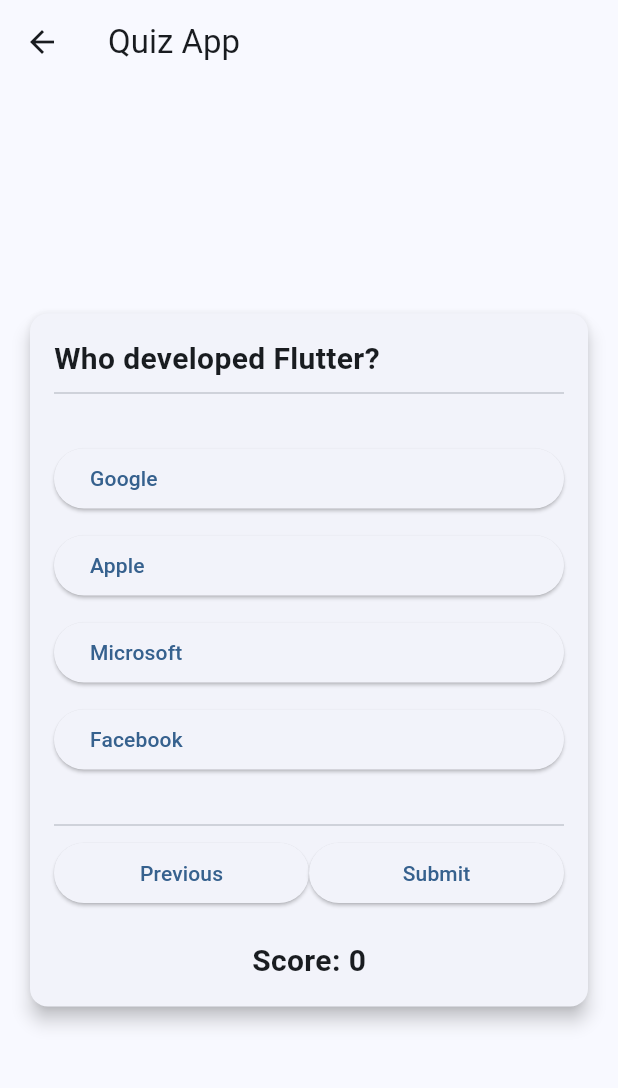
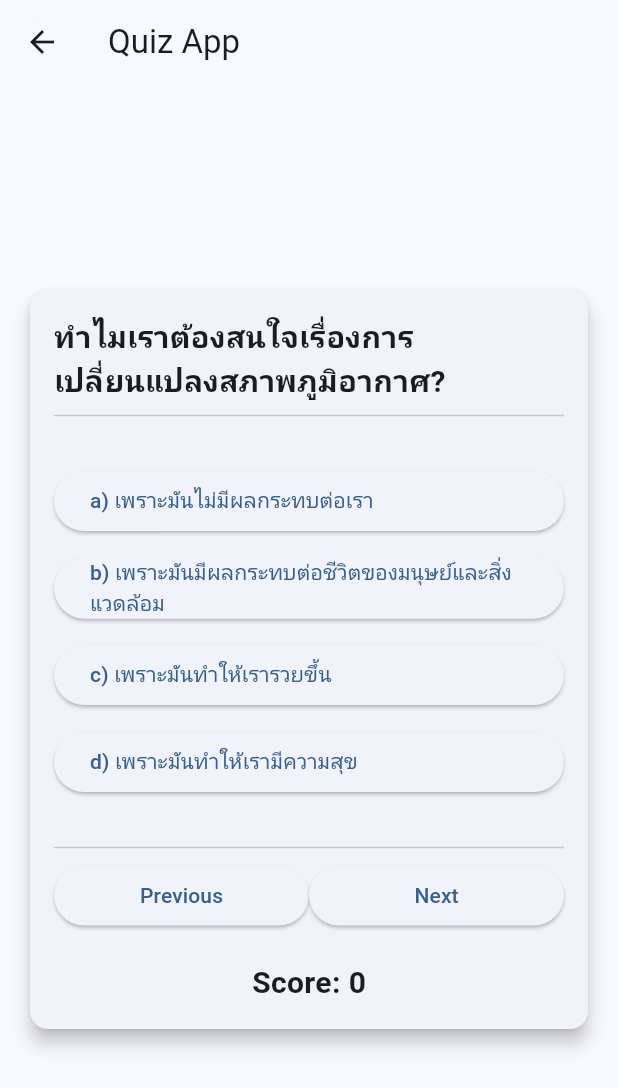
Before and after one commit to HugeKC01/flutter_studyclimatechange, a Flutter app: the PostTestScreen screen opened directly, after a tap on "Next", on a phone screen of 412 x 824 dp. Shown: the top 1088 px of the screen. Run offline on Flutter 3.47's test engine with Material 3 defaults, Android fonts, the phone set to English and light mode, and no system bars.

Commit message:
edit posttest

```diff
--- a/lib/main.dart
+++ b/lib/main.dart
@@ -110,7 +110,6 @@
   @override
   Widget build(BuildContext context) {
     return Scaffold(
-<<<<<<< HEAD
       appBar: AppBar(
         backgroundColor: Theme.of(context).colorScheme.inversePrimary,
         title: Text(widget.title),
@@ -167,12 +166,6 @@
           ],
         ),
       ),
-=======
-
-      appBar: buildAppBar(widget.title, context),
-      drawer: buildDrawer(context),
-
->>>>>>> origin/50
       body: Center(
         child: Column(
           mainAxisAlignment: MainAxisAlignment.spaceEvenly,
--- a/lib/posttest.dart
+++ b/lib/posttest.dart
@@ -15,15 +15,63 @@
 
   final List<Map<String, Object>> questions = [
     {
-      'questionText': 'What is Flutter?',
-      'answers': ['A framework', 'A bird', 'A car', 'A programming language'],
-      'correctAnswer': 'A framework',
+      'questionText': 'การเปลี่ยนแปลงสภาพภูมิอากาศมีผลกระทบโดยตรงต่อสิ่งใดบ้างมากที่สุด?',
+      'answers': ['a) อาหารที่เรากิน', 'b) อาชีพที่เราทำ', 'c) คู่ชีวิตในอนาคต', 'd) ราคาน้ำมัน'],
+      'correctAnswer': 'a) อาหารที่เรากิน',
       'selectedAnswer': '',
     },
     {
-      'questionText': 'Who developed Flutter?',
-      'answers': ['Google', 'Apple', 'Microsoft', 'Facebook'],
-      'correctAnswer': 'Google',
+      'questionText': 'ทำไมเราต้องสนใจเรื่องการเปลี่ยนแปลงสภาพภูมิอากาศ?',
+      'answers': ['a) เพราะมันไม่มีผลกระทบต่อเรา', 'b) เพราะมันมีผลกระทบต่อชีวิตของมนุษย์และสิ่งแวดล้อม', 'c) เพราะมันทำให้เรารวยขึ้น', 'd) เพราะมันทำให้เรามีความสุข'],
+      'correctAnswer': 'a) เพราะมันไม่มีผลกระทบต่อเรา',
+      'selectedAnswer': '',
+    },
+    {
+      'questionText': 'วิธีใดที่ช่วยลดการใช้พลังงานได้?',
+      'answers': ['a) ปิดไฟเมื่อไม่ใช้', 'b) เปิดไฟตลอดเวลา', 'c) ใช้เครื่องใช้ไฟฟ้าเก่า', 'd) เปิดแอร์ให้เย็นที่สุด'],
+      'correctAnswer': 'a) ปิดไฟเมื่อไม่ใช้',
+      'selectedAnswer': '',
+    },
+    {
+      'questionText': 'พาหนะใดที่เป็นมิตรต่อสิ่งแวดล้อม?',
+      'answers': ['a) รถยนต์ส่วนตัว', 'b) เครื่องบิน', 'c) เดิน ขี่จักรยาน หรือใช้ขนส่งสาธารณะ', 'd) เรือสำราญ'],
+      'correctAnswer': 'a) รถยนต์ส่วนตัว',
+      'selectedAnswer': '',
+    },
+    {
+      'questionText': 'ต้นไม้มีบทบาทอย่างไรในการลดภาวะโลกร้อน?',
+      'answers': ['a) ปล่อยก๊าซคาร์บอนไดออกไซด์', 'b) ดูดซับก๊าซคาร์บอนไดออกไซด์', 'c) ปล่อยก๊าซมีเทน', 'd) ดูดซับก๊าซมีเทน'],
+      'correctAnswer': 'a) ปล่อยก๊าซคาร์บอนไดออกไซด์',
+      'selectedAnswer': '',
+    },
+    {
+      'questionText': 'ข้อใดเป็นวิธีที่ช่วยให้ร่างกายเย็นลงเมื่ออุณหภูมิสูงขึ้น?',
+      'answers': ['a) ดื่มน้ำมากขึ้น', 'b) ใส่เสื้อผ้าหนา ๆ', 'c) ออกแดดตอนเที่ยงวัน', 'd) ปิดหน้าต่างให้สนิท'],
+      'correctAnswer': 'a) ดื่มน้ำมากขึ้น',
+      'selectedAnswer': '',
+    },
+    {
+      'questionText': 'ทำไมการปลูกต้นไม้รอบบ้านจึงช่วยลดอุณหภูมิได้?',
+      'answers': ['a) เพราะต้นไม้ทำให้แดดร้อนขึ้น', 'b) เพราะต้นไม้ดูดซับน้ำฝน', 'c) เพราะต้นไม้ให้ร่มเงาและช่วยลดความร้อน', 'd) เพราะต้นไม้ทำให้ลมแรงขึ้น'],
+      'correctAnswer': 'a) เพราะต้นไม้ทำให้แดดร้อนขึ้น',
+      'selectedAnswer': '',
+    },
+    {
+      'questionText': 'ควรทำอย่างไรเมื่ออากาศเปลี่ยนแปลงไม่ตรงกับฤดูกาล?',
+      'answers': [' a) ไม่ต้องสนใจ เพราะอากาศเปลี่ยนเองได้', 'b) ใส่เสื้อผ้าให้เหมาะสมกับอากาศ', 'c) ออกไปทำกิจกรรมกลางแจ้งโดยไม่ดูพยากรณ์อากาศ', 'd) ปลูกพืชที่ต้องการน้ำมากเสมอ'],
+      'correctAnswer': 'a) ไม่ต้องสนใจ เพราะอากาศเปลี่ยนเองได้',
+      'selectedAnswer': '',
+    },
+    {
+      'questionText': 'เพราะเหตุใดการติดตามข่าวพยากรณ์อากาศจึงสำคัญ?',
+      'answers': ['a) เพื่อให้รู้ว่าใครเป็นผู้ประกาศข่าว', 'b) เพื่อเตรียมตัวและวางแผนกิจกรรมให้เหมาะสม', 'c) เพื่อให้สามารถเปลี่ยนฤดูกาลได้', 'd) เพื่อให้รู้ว่าเมฆสีอะไร'],
+      'correctAnswer': 'a) เพื่อให้รู้ว่าใครเป็นผู้ประกาศข่าว',
+      'selectedAnswer': '',
+    },
+    {
+      'questionText': 'สัตว์ชนิดใดที่มักอพยพไปอยู่ในที่ที่มีอุณหภูมิพอเหมาะเมื่อฤดูกาลเปลี่ยนไป?',
+      'answers': [' a) ช้าง', 'b) นก', 'c) แมว', ' d) ลิง'],
+      'correctAnswer': 'a) ช้าง',
       'selectedAnswer': '',
     },
   ];
```
